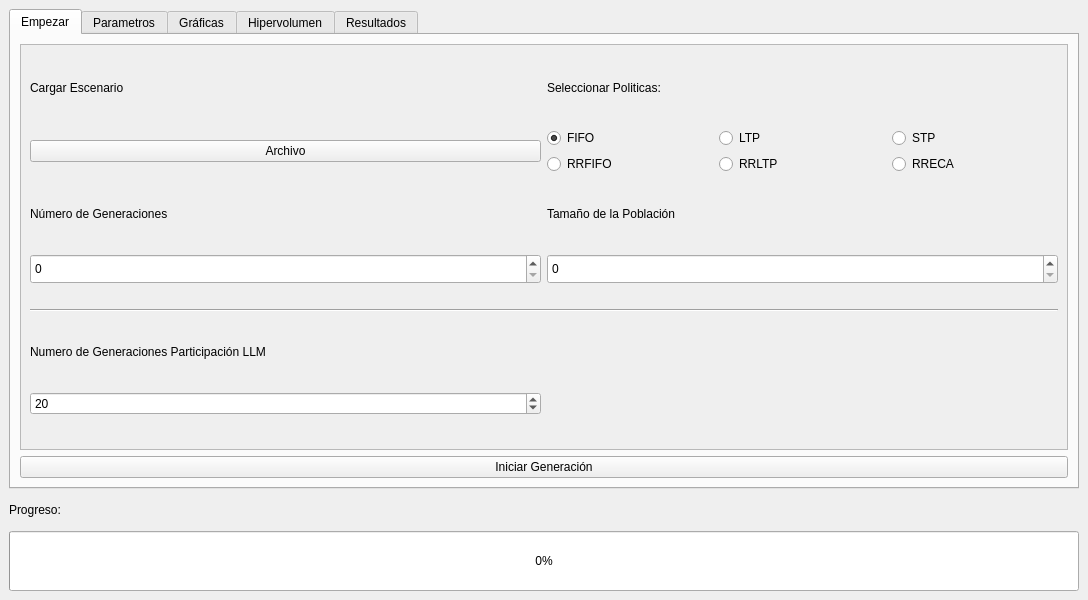
Qt form EvoLLM/mainwindow.ui (JoseFloreano/PlanificacionTareasProyecto) before a commit.
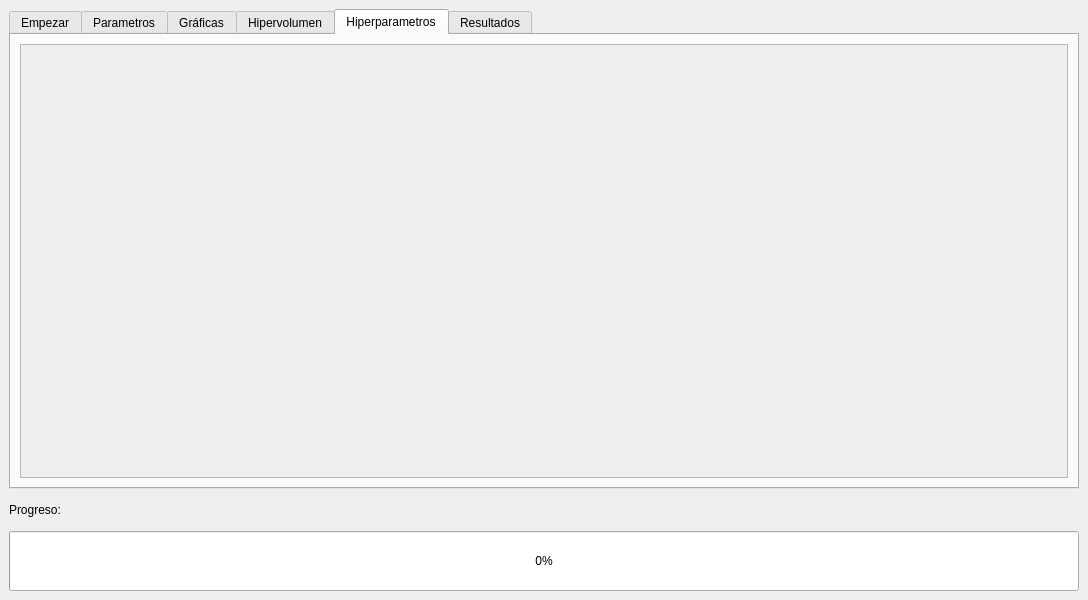
The same form after that commit. The open tabs and pages were chosen to show the change.

Patch:
```diff
--- a/EvoLLM/mainwindow.ui
+++ b/EvoLLM/mainwindow.ui
@@ -60,6 +60,9 @@
               <property name="maximum">
                <number>1000000000</number>
               </property>
+              <property name="value">
+               <number>100</number>
+              </property>
              </widget>
             </item>
             <item row="4" column="1">
@@ -180,6 +183,9 @@
               <property name="maximum">
                <number>1000000000</number>
               </property>
+              <property name="value">
+               <number>20</number>
+              </property>
              </widget>
             </item>
             <item row="4" column="0">
@@ -776,6 +782,35 @@
         </item>
        </layout>
       </widget>
+      <widget class="QWidget" name="hyperpara">
+       <attribute name="title">
+        <string>Hiperparametros</string>
+       </attribute>
+       <layout class="QGridLayout" name="gridLayout_11">
+        <item row="0" column="0">
+         <widget class="QScrollArea" name="scrollArea_5">
+          <property name="widgetResizable">
+           <bool>true</bool>
+          </property>
+          <widget class="QWidget" name="scrollAreaWidgetContents_4">
+           <property name="geometry">
+            <rect>
+             <x>0</x>
+             <y>0</y>
+             <width>1046</width>
+             <height>430</height>
+            </rect>
+           </property>
+           <layout class="QGridLayout" name="gridLayout_12">
+            <item row="0" column="0">
+             <widget class="QWidget" name="hyperWidget" native="true"/>
+            </item>
+           </layout>
+          </widget>
+         </widget>
+        </item>
+       </layout>
+      </widget>
       <widget class="QWidget" name="Results">
        <attribute name="title">
         <string>Resultados</string>
```
Left out of the diff: 78 changed lines with no effect on the pictures.
